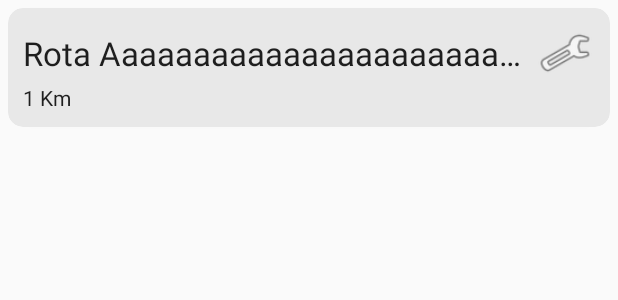
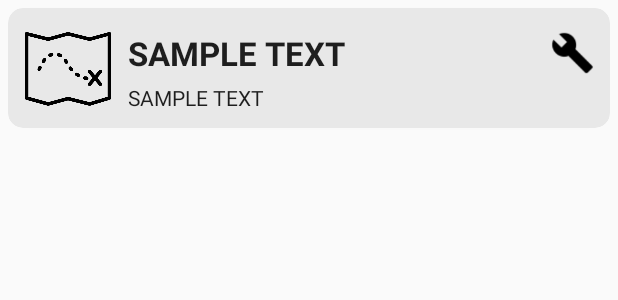
Before and after one commit to gbzarelli/MapaAlertaApp, an Android app: the layout item_main.xml on its own in the app's theme, with its tools: preview values and no code run, on a phone screen of 412 x 824 dp. Shown: the top 300 px of the screen. Run offline under Robolectric (Android 15) with nearby library versions, the phone set to English and light mode, and no system bars.

Commit message:
1084161201170913

```diff
--- a/mobile/src/main/java/br/com/helpdev/mapaalerta/files/ControllerFiles.java
+++ b/mobile/src/main/java/br/com/helpdev/mapaalerta/files/ControllerFiles.java
@@ -7,5 +7,4 @@ package br.com.helpdev.mapaalerta.files;
 public class ControllerFiles {
 
 
-
 }
--- a/mobile/src/main/java/br/com/helpdev/mapaalerta/objetos/xml/XmlMapLocation.java
+++ b/mobile/src/main/java/br/com/helpdev/mapaalerta/objetos/xml/XmlMapLocation.java
@@ -9,7 +9,7 @@ import java.io.Serializable;
 /**
  * Created by Guilherme Biff Zarelli on 25/11/16.
  */
-@Root(name = "route")
+@Root(name = "location")
 public class XmlMapLocation implements Serializable {
 
     @Element(name = "lat")
--- a/mobile/src/main/res/layout/item_main.xml
+++ b/mobile/src/main/res/layout/item_main.xml
@@ -2,7 +2,7 @@
 <android.support.v7.widget.CardView xmlns:android="http://schemas.android.com/apk/res/android"
     xmlns:app="http://schemas.android.com/apk/res-auto"
     android:layout_width="match_parent"
-    android:layout_height="wrap_content"
+    android:layout_height="80dp"
     android:layout_margin="5dp"
     android:orientation="vertical"
     app:cardBackgroundColor="@color/cinza_claro"
@@ -14,19 +14,34 @@
         android:layout_height="wrap_content"
         android:padding="10dp">
 
+        <ImageView
+            android:id="@+id/imv_map"
+            android:layout_width="60dp"
+            android:layout_height="60dp"
+            android:layout_marginRight="10dp"
+            android:src="@drawable/sem_mapa" />
+
         <TextView
             android:id="@+id/title"
             android:layout_width="match_parent"
             android:layout_height="wrap_content"
             android:layout_alignBottom="@+id/imv_manage"
             android:layout_alignTop="@+id/imv_manage"
+            android:layout_toEndOf="@+id/imv_map"
+
             android:layout_toLeftOf="@+id/imv_manage"
+            android:layout_toRightOf="@+id/imv_map"
+
             android:layout_toStartOf="@+id/imv_manage"
             android:ellipsize="end"
+
             android:gravity="center_vertical"
+
             android:lines="1"
-            android:text="Rota Aaaaaaaaaaaaaaaaaaaaaaaaaa"
-            android:textAppearance="?android:attr/textAppearanceLarge" />
+            android:text="@string/sample_text"
+            android:textAllCaps="true"
+            android:textAppearance="?android:attr/textAppearanceLarge"
+            android:textStyle="bold" />
 
 
         <TextView
@@ -34,10 +49,14 @@
             android:layout_width="match_parent"
             android:layout_height="wrap_content"
             android:layout_below="@+id/title"
+            android:layout_toEndOf="@+id/imv_map"
+            android:layout_toRightOf="@+id/imv_map"
             android:ellipsize="end"
             android:gravity="center_vertical"
+
             android:lines="1"
-            android:text="1 Km"
+            android:text="@string/sample_text"
+            android:textAllCaps="true"
             android:textAppearance="?android:attr/textAppearance" />
 
 
@@ -47,8 +66,10 @@
             android:layout_height="40dp"
             android:layout_alignParentEnd="true"
             android:layout_alignParentRight="true"
-            android:padding="2dp"
-            android:src="@android:drawable/ic_menu_manage" />
+            android:paddingLeft="10dp"
+            android:paddingTop="5dp"
+            android:paddingBottom="5dp"
+            android:src="@drawable/wrench" />
 
 
     </RelativeLayout>
--- a/mobile/src/main/res/values/strings.xml
+++ b/mobile/src/main/res/values/strings.xml
@@ -13,9 +13,12 @@
     <string name="problema_carregar_gpx">PROBLEMAS AO CARREGAR ARQUIVO GPX</string>
     <string name="aguarde_carregando_arquivo">AGUARDE CARREGANDO ARQUIVO...</string>
     <string name="load_gpx">Carregar GPX</string>
+    <string name="remove_gpx">Remover GPX</string>
     <string name="salvar">Salvar</string>
     <string name="sem_titulo"><![CDATA[<SEM TÍTULO>]]></string>
     <string name="alert">ALERTA</string>
     <string name="route">ROTA</string>
     <string name="actions">AÇÕES:</string>
+    <string name="sample_text">Sample Text</string>
+    <string name="hint_edit_map">Use \'LONG CLICK\' para edição do mapa!\n</string>
 </resources>
```
Also changed, not shown: mobile/src/main/java/br/com/helpdev/mapaalerta/MainActivityAbs.java (+5 -8 lines), mobile/src/main/java/br/com/helpdev/mapaalerta/MapEditorAbs.java (+53 -8 lines), mobile/src/main/java/br/com/helpdev/mapaalerta/adapters/AdapterMapaAlerta.java (+20 -2 lines), mobile/src/main/java/br/com/helpdev/mapaalerta/objetos/ObMapAlert.java (+42 -1 lines), mobile/src/main/java/br/com/helpdev/mapaalerta/objetos/xml/XmlMapAlert.java (+14 -11 lines), mobile/src/main/res/menu/mapa_menu.xml (+6 -1 lines), mobile/src/main/res/drawable/sem_mapa.png (added), mobile/src/main/res/drawable/wrench.png (added).
